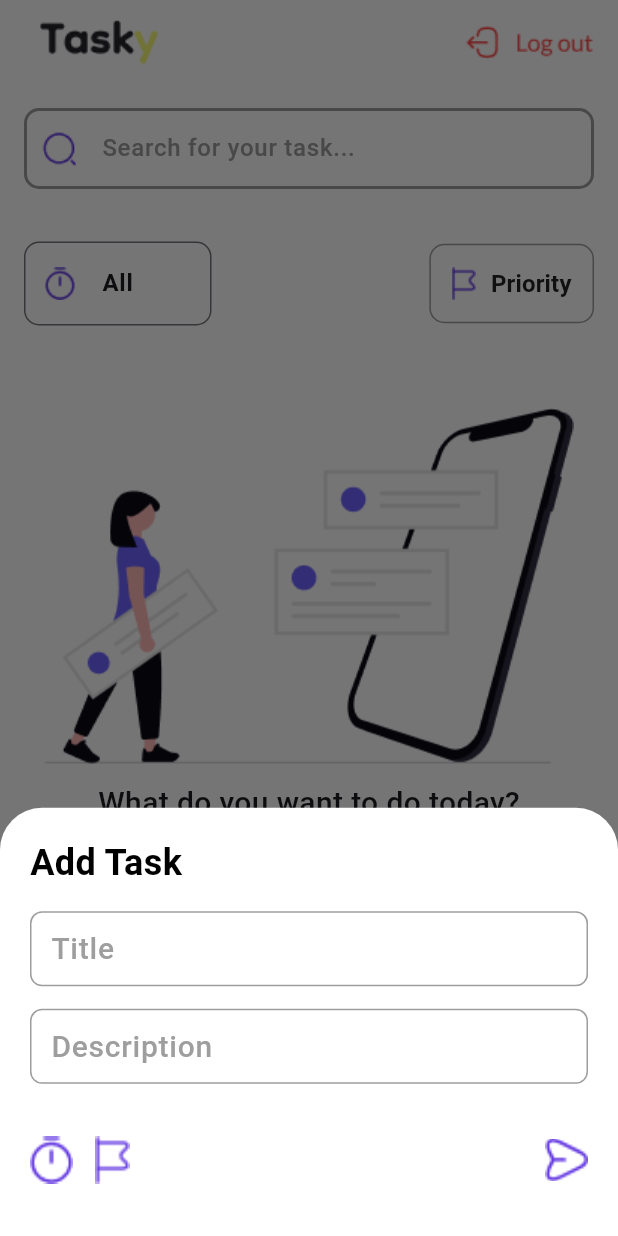
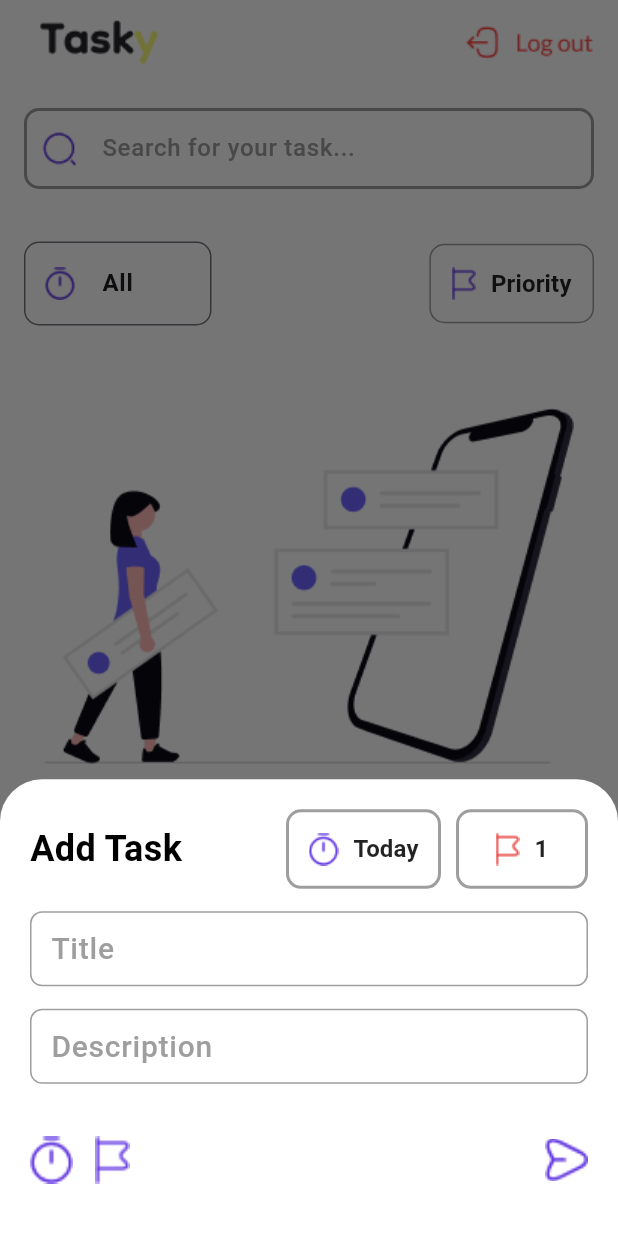
Before and after one commit to MohamedKamel3/Tasky, a Flutter app: the HomeScreen screen opened by its route, after a tap on the "add" icon, on a phone screen of 412 x 824 dp. Run offline on Flutter 3.47's test engine with Material 3 defaults, Android fonts, the phone set to English and light mode, and no system bars; our stand-ins replace animate_do, bloc, cloud_firestore, firebase_auth, firebase_core, flutter_bloc and 4 more; accounts and stored records are empty.

Commit message:
feat(home): Implement reactive filtering and priority colors
This commit refactors the home screen's state management for filtering to use a more reactive approach with `ValueNotifier` and `ValueListenableBuilder`. This simplifies the UI logic and makes it more declarative.

- Centralize filter state (date, search string) within the `HomeCubit`.
- Introduce distinct colors for task priorities to improve visual clarity.
- Add a clear button to the search bar for better usability.
- Display an indicator on the filter icon when a priority filter is active.
- Relocate `recover_task_firebase.dart` to a more logical directory.

```diff
--- a/lib/core/constants/colors.dart
+++ b/lib/core/constants/colors.dart
@@ -1,3 +1,11 @@
 import 'package:flutter/material.dart';
 
 Color primaryColor1 = Color(0xff5f33e1);
+
+final priorityColors = [
+  const Color(0xFFE53935), // 1 - Red
+  const Color(0xFFFB8C00), // 2 - Orange
+  const Color(0xFFFDD835), // 3 - Yellow
+  const Color(0xFF43A047), // 4 - Light Green
+  const Color(0xFF2E7D32), // 5 - Dark Green
+];
--- /dev/null
+++ b/lib/core/utils/show_date.dart
@@ -0,0 +1,20 @@
+import 'package:flutter/material.dart';
+import 'package:intl/intl.dart';
+
+String showDate(DateTime date) {
+  final now = DateTime.now();
+  final today = DateTime(now.year, now.month, now.day);
+  final tomorrow = today.add(const Duration(days: 1));
+
+  final formattedMonth = DateFormat('MMM').format(date);
+
+  if (DateUtils.isSameDay(date, today)) {
+    return "Today";
+  } else if (DateUtils.isSameDay(date, tomorrow)) {
+    return "Tomorrow";
+  } else if (date.year == now.year) {
+    return "${date.day} $formattedMonth";
+  } else {
+    return "${date.day} $formattedMonth ${date.year}";
+  }
+}
--- a/lib/features/home/presentation/view_model/home_cubit.dart
+++ b/lib/features/home/presentation/view_model/home_cubit.dart
@@ -12,6 +12,9 @@ class HomeCubit extends Cubit<HomeState> {
   HomeRepository homeRepository;
   List<TaskModel> tasks = [];
   List<TaskModel> completedTasks = [];
+  DateFilterModel selectedDateFilter = DateFilterModel.all;
+  DateTime? selectedDateFilterDate = DateTime.now();
+  String? searchString;
 
   Future<void> getTasksFiltered({
     DateTime? date,
--- a/lib/features/home/presentation/widgets/priority_widget.dart
+++ b/lib/features/home/presentation/widgets/priority_widget.dart
@@ -1,4 +1,5 @@
 import 'package:flutter/material.dart';
+import 'package:to_do_app/core/constants/colors.dart';
 
 class PriorityWidget extends StatelessWidget {
   const PriorityWidget({super.key, required this.priority});
@@ -15,7 +16,10 @@ class PriorityWidget extends StatelessWidget {
       child: Row(
         spacing: 10,
         children: [
-          Image.asset("assets/icons/flag.png"),
+          Image.asset(
+            "assets/icons/flag.png",
+            color: priorityColors[priority - 1],
+          ),
           Text(
             priority.toString(),
             style: TextStyle(
--- a/lib/features/home/presentation/widgets/show_modal_bottom_sheet.dart
+++ b/lib/features/home/presentation/widgets/show_modal_bottom_sheet.dart
@@ -1,4 +1,8 @@
+import 'dart:math';
+
 import 'package:flutter/material.dart';
+import 'package:to_do_app/core/constants/colors.dart';
+import 'package:to_do_app/core/utils/show_date.dart';
 import 'package:to_do_app/core/utils/validator.dart';
 import 'package:to_do_app/core/widgets/text_form_field_helper.dart';
 
@@ -11,13 +15,15 @@ class ShowModalBottomSheet extends StatefulWidget {
     required this.onTapPriority,
     required this.onTapSend,
     required this.selectedPriority,
+    required this.selectedDate,
   });
   TextEditingController title;
   TextEditingController description;
   void Function() onTapDate;
   void Function() onTapPriority;
   void Function() onTapSend;
-  int selectedPriority = 1;
+  ValueNotifier<int> selectedPriority;
+  ValueNotifier<DateTime> selectedDate;
   @override
   State<ShowModalBottomSheet> createState() => _ShowModalBottomSheetState();
 }
@@ -40,6 +46,8 @@ class _ShowModalBottomSheetState extends State<ShowModalBottomSheet> {
           spacing: 15,
           crossAxisAlignment: CrossAxisAlignment.start,
           children: [
+            Row(
+              children: [
                 Text(
                   "Add Task",
                   style: TextStyle(
@@ -47,6 +55,72 @@ class _ShowModalBottomSheetState extends State<ShowModalBottomSheet> {
                     fontWeight: FontWeight.bold,
                     color: Colors.black,
                   ),
+                ),
+                Spacer(),
+                ValueListenableBuilder<DateTime>(
+                  valueListenable: widget.selectedDate,
+                  builder:
+                      (BuildContext context, DateTime value, Widget? child) {
+                        return MaterialButton(
+                          padding: EdgeInsets.symmetric(
+                            horizontal: 15,
+                            vertical: 15,
+                          ),
+                          onPressed: widget.onTapDate,
+                          shape: RoundedRectangleBorder(
+                            borderRadius: BorderRadius.circular(10),
+                            side: BorderSide(width: 2, color: Colors.grey),
+                          ),
+                          child: Row(
+                            spacing: 10,
+                            children: [
+                              Image.asset("assets/icons/date.png"),
+                              Text(
+                                showDate(value),
+                                style: TextStyle(
+                                  fontSize: 16,
+                                  fontWeight: FontWeight.w600,
+                                ),
+                              ),
+                            ],
+                          ),
+                        );
+                      },
+                ),
+                SizedBox(width: 10),
+                ValueListenableBuilder<int>(
+                  valueListenable: widget.selectedPriority,
+                  builder: (BuildContext context, int value, Widget? child) {
+                    return MaterialButton(
+                      padding: EdgeInsets.symmetric(
+                        horizontal: 15,
+                        vertical: 15,
+                      ),
+                      onPressed: widget.onTapPriority,
+                      shape: RoundedRectangleBorder(
+                        borderRadius: BorderRadius.circular(10),
+                        side: BorderSide(width: 2, color: Colors.grey),
+                      ),
+                      child: Row(
+                        spacing: 10,
+                        children: [
+                          Image.asset(
+                            "assets/icons/flag.png",
+                            color: priorityColors[value - 1],
+                          ),
+                          Text(
+                            value.toString(),
+                            style: TextStyle(
+                              fontSize: 16,
+                              fontWeight: FontWeight.w600,
+                            ),
+                          ),
+                        ],
+                      ),
+                    );
+                  },
+                ),
+              ],
             ),
             TextFormFieldHelper(
               onValidate: Validator.validateTitle,
--- a/lib/features/home/presentation/widgets/task_item_widget.dart
+++ b/lib/features/home/presentation/widgets/task_item_widget.dart
@@ -1,6 +1,7 @@
 import 'package:flutter/material.dart';
 import 'package:intl/intl.dart';
 import 'package:to_do_app/core/constants/colors.dart';
+import 'package:to_do_app/core/utils/show_date.dart';
 import 'package:to_do_app/features/home/data/models/task_model.dart';
 import 'package:to_do_app/features/home/presentation/widgets/priority_widget.dart';
 
@@ -62,7 +63,7 @@ class _TaskItemWidgetState extends State<TaskItemWidget> {
                     style: TextStyle(fontSize: 20, fontWeight: FontWeight.bold),
                   ),
                   Text(
-                    DateFormat('dd/MM/yyyy').format(widget.taskModel.date!),
+                    showDate(widget.taskModel.date!),
                     maxLines: 2,
                     style: TextStyle(fontSize: 16),
                   ),
```
Also changed, not shown: lib/features/home/presentation/view/home_screen.dart (+98 -62 lines), lib/features/home/presentation/widgets/show_priority_dialog.dart (+5 -6 lines), lib/features/home/data/firebase/recover_task_firebase.dart (renamed from lib/features/recover/data/firebase/recover_task_firebase.dart). Lines whose indentation alone changed are shown as unchanged.
